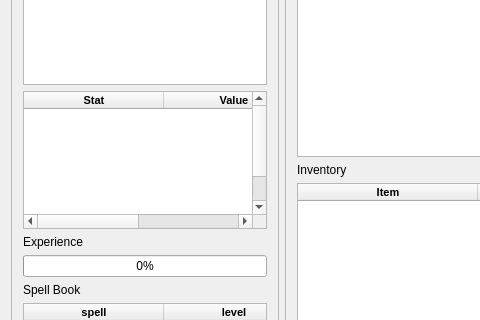
sandsmark/progress-quest, file mainwindow.ui: the form before one commit; both pictures show x 0 to 480 and y 95 to 415 of the 839 by 630 pixel window.
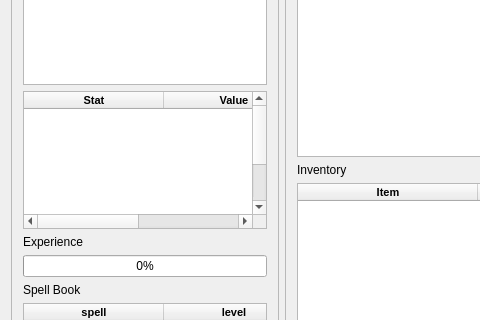
The form after the commit. Icons and pictures are not drawn.

```diff
--- a/mainwindow.ui
+++ b/mainwindow.ui
@@ -588,7 +588,7 @@
           <bool>true</bool>
          </attribute>
          <attribute name="verticalHeaderDefaultSectionSize">
-          <number>12</number>
+          <number>18</number>
          </attribute>
          <attribute name="verticalHeaderHighlightSections">
           <bool>false</bool>
```
Left out of the diff: 38 changed lines with no effect on the pictures.
